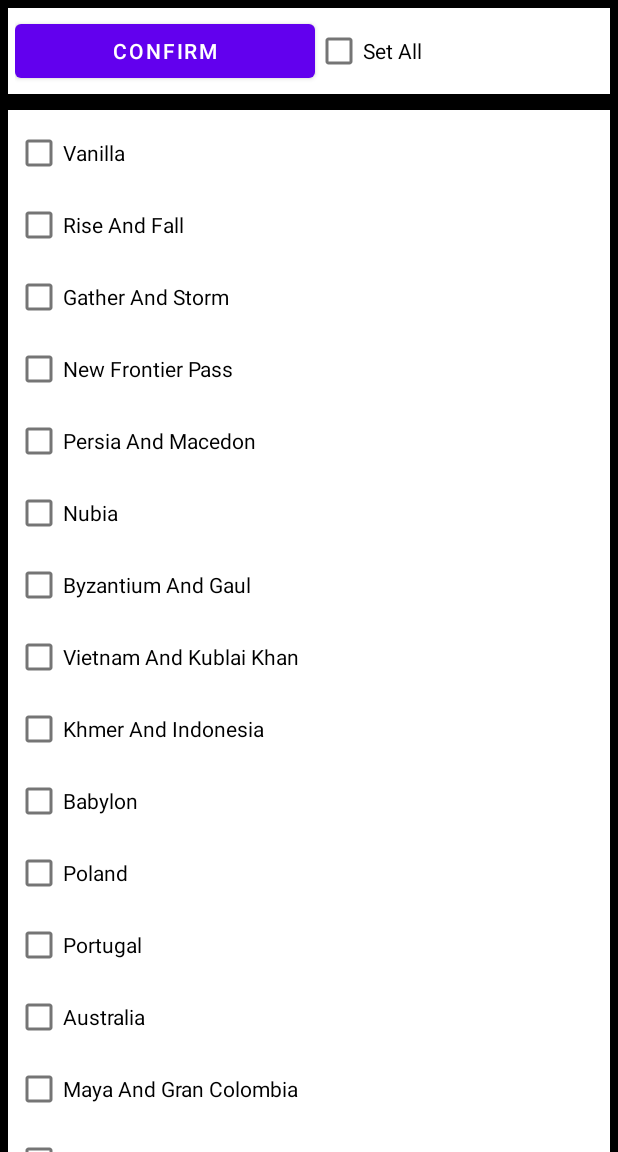
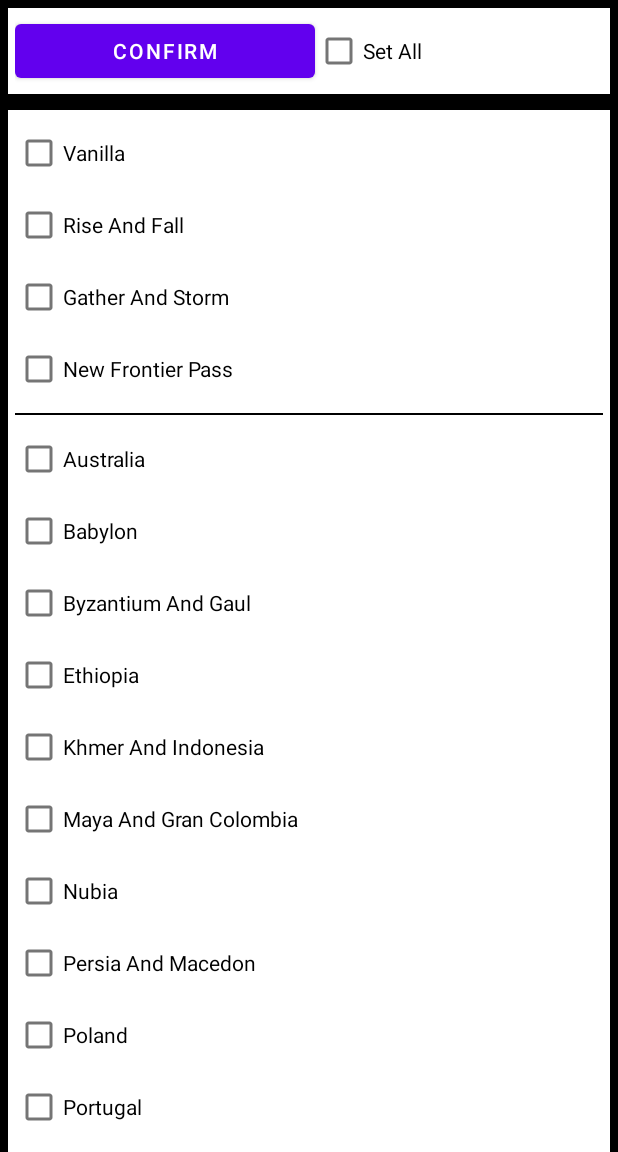
Before and after one commit to LuVogel/random-civ-calculator, an Android app: the screen it shows after launch (DlcActivity), after a tap on "DLC'S", on a phone screen of 412 x 824 dp, the part 84-1236 px from its top. Run offline under Robolectric (Android 15) with nearby library versions, the phone set to English and light mode, and no system bars.

Commit message:
commit for laptop

```diff
--- a/app/src/main/java/com/example/randomcivgenerator/leaderlist/LeaderViewAdapter.java
+++ b/app/src/main/java/com/example/randomcivgenerator/leaderlist/LeaderViewAdapter.java
@@ -14,8 +14,10 @@ import android.widget.TextView;
 import androidx.annotation.NonNull;
 import androidx.annotation.Nullable;
 
+import com.example.randomcivgenerator.IntentPackage;
 import com.example.randomcivgenerator.R;
 import com.example.randomcivgenerator.logic.activities.InfoActivity;
+import com.example.randomcivgenerator.logic.locale.LocaleHelper;
 
 import java.util.ArrayList;
 
@@ -72,7 +74,8 @@ public class LeaderViewAdapter extends ArrayAdapter<LeaderView> {
             @Override
             public void onClick(View v) {
                 Intent intent = new Intent(v.getContext(), InfoActivity.class);
-                intent.putExtra("leader_info", currentLeaderPosition);
+                IntentPackage intentPackage = new IntentPackage(currentLeaderPosition, LocaleHelper.getLanguage(getContext()));
+                intent.putExtra("leader_info", intentPackage);
                 v.getContext().startActivity(intent);
 
             }
--- a/app/src/main/java/com/example/randomcivgenerator/logic/activities/DlcActivity.java
+++ b/app/src/main/java/com/example/randomcivgenerator/logic/activities/DlcActivity.java
@@ -75,6 +75,7 @@ public class DlcActivity extends AppCompatActivity {
             context = LocaleHelper.setLocale(DlcActivity.this, "de");
             resources = context.getResources();
         }
+
         // create a new LeaderHandler (adds leaders to list)
         leaderHandler = MainActivity.getMainLeaderHandler();
         // set Text on Buttons depending on chosen language
--- a/app/src/main/java/com/example/randomcivgenerator/logic/activities/LeaderActivity.java
+++ b/app/src/main/java/com/example/randomcivgenerator/logic/activities/LeaderActivity.java
@@ -64,4 +64,5 @@ public class LeaderActivity extends AppCompatActivity {
 
 
 
+
 }
--- a/app/src/main/res/layout/activity_choose_dlc.xml
+++ b/app/src/main/res/layout/activity_choose_dlc.xml
@@ -1,4 +1,6 @@
 <?xml version="1.0" encoding="utf-8"?>
+
+<!--Layout for choosing dlcs-->
 
 <LinearLayout
     xmlns:android="http://schemas.android.com/apk/res/android"
@@ -6,6 +8,8 @@
     android:layout_width="match_parent"
     android:layout_height="match_parent"
     android:orientation="vertical">
+
+    <!--Linear Layout, contains Button and Checkbox, horizontal-->
 
     <LinearLayout
         android:layout_width="match_parent"
@@ -28,10 +32,13 @@
             tools:text="setAllBox"/>
     </LinearLayout>
 
+    <!--ScrollView contains Checkboxes for dlcs-->
 
     <ScrollView
         android:layout_width="match_parent"
         android:layout_height="wrap_content">
+
+        <!--LinearLayout, so all Checkboxes are in order-->
 
         <LinearLayout
             android:layout_width="match_parent"
@@ -39,7 +46,10 @@
             android:background="@drawable/border"
             android:padding="10dip"
             android:layout_gravity="center_horizontal"
-            android:orientation="vertical">
+            android:orientation="vertical"
+            tools:ignore="ExtraText">
+
+            <!--big dlcs (vanilla, rise and fall, gather and storm, new frontier)-->
 
             <CheckBox
                 android:id="@+id/checkBoxVanilla"
@@ -69,12 +79,61 @@
                 android:text="@string/new_frontier_pass"
                 tools:text="frontierPassBox" />
 
+            <!--specific dlcs -->
+            <View
+                android:layout_width="match_parent"
+                android:layout_height="5dp"/>
+
+            <View
+                android:layout_width="match_parent"
+                android:layout_height="1dp"
+                android:background="@color/black"/>
+            <View
+                android:layout_width="match_parent"
+                android:layout_height="5dp"/>
+
+
             <CheckBox
-                android:id="@+id/checkBoxPersiaAndMacedon"
+                android:id="@+id/checkBoxAustralia"
+                android:layout_width="match_parent"
+                android:layout_height="wrap_content"
+                android:text="@string/australia"
+                tools:text="australiaBox" />
+
+            <CheckBox
+                android:id="@+id/checkBoxBabylon"
                 android:layout_width="wrap_content"
                 android:layout_height="wrap_content"
-                android:text="@string/persia_and_macedon"
-                tools:text="persiaAndMacedonBox" />
+                android:text="@string/babylon"
+                tools:text="babylonBox" />
+
+            <CheckBox
+                android:id="@+id/checkBoxByzantiumAndGaul"
+                android:layout_width="wrap_content"
+                android:layout_height="wrap_content"
+                android:text="@string/byzantium_and_gaul"
+                tools:text="byzantiumAndGaulBox" />
+
+            <CheckBox
+                android:id="@+id/checkBoxEthiopia"
+                android:layout_width="match_parent"
+                android:layout_height="wrap_content"
+                android:text="@string/ethiopia"
+                tools:text="ethiopiaBox" />
+
+            <CheckBox
+                android:id="@+id/checkBoxKhmerAndIndonesia"
+                android:layout_width="wrap_content"
+                android:layout_height="wrap_content"
+                android:text="@string/khmer_and_indonesia"
+                tools:text="khmerAndIndonesiaBox" />
+
+            <CheckBox
+                android:id="@+id/checkBoxMayaAndColumbia"
+                android:layout_width="match_parent"
+                android:layout_height="wrap_content"
+                android:text="@string/maya_and_columbia"
+                tools:text="mayaAndColumbiaBox" />
 
             <CheckBox
                 android:id="@+id/checkBoxNubia"
@@ -84,32 +143,11 @@
                 tools:text="nubiaBox" />
 
             <CheckBox
-                android:id="@+id/checkBoxByzantiumAndGaul"
+                android:id="@+id/checkBoxPersiaAndMacedon"
                 android:layout_width="wrap_content"
                 android:layout_height="wrap_content"
-                android:text="@string/byzantium_and_gaul"
-                tools:text="byzantiumAndGaulBox" />
-
-            <CheckBox
-                android:id="@+id/checkBoxVietnamAndKublai"
-                android:layout_width="wrap_content"
-                android:layout_height="wrap_content"
-                android:text="@string/vietnam_and_kublai"
-                tools:text="vietnamAndKublaiBox" />
-
-            <CheckBox
-                android:id="@+id/checkBoxKhmerAndIndonesia"
-                android:layout_width="wrap_content"
-                android:layout_height="wrap_content"
-                android:text="@string/khmer_and_indonesia"
-                tools:text="khmerAndIndonesiaBox" />
-
-            <CheckBox
-                android:id="@+id/checkBoxBabylon"
-                android:layout_width="wrap_content"
-                android:layout_height="wrap_content"
-                android:text="@string/babylon"
-                tools:text="babylonBox" />
+                android:text="@string/persia_and_macedon"
+                tools:text="persiaAndMacedonBox" />
 
             <CheckBox
                 android:id="@+id/checkBoxPoland"
@@ -126,32 +164,14 @@
                 tools:text="portugalBox" />
 
             <CheckBox
-                android:id="@+id/checkBoxAustralia"
-                android:layout_width="match_parent"
+                android:id="@+id/checkBoxVietnamAndKublai"
+                android:layout_width="wrap_content"
                 android:layout_height="wrap_content"
-                android:text="@string/australia"
-                tools:text="australiaBox" />
-
-            <CheckBox
-                android:id="@+id/checkBoxMayaAndColumbia"
-                android:layout_width="match_parent"
-                android:layout_height="wrap_content"
-                android:text="@string/maya_and_columbia"
-                tools:text="mayaAndColumbiaBox" />
-
-            <CheckBox
-                android:id="@+id/checkBoxEthiopia"
-                android:layout_width="match_parent"
-                android:layout_height="wrap_content"
-                android:text="@string/ethiopia"
-                tools:text="ethiopiaBox" />
-
+                android:text="@string/vietnam_and_kublai"
+                tools:text="vietnamAndKublaiBox" />
 
         </LinearLayout>
 
-
     </ScrollView>
 
-
-
 </LinearLayout>
--- a/app/src/main/res/layout/activity_main.xml
+++ b/app/src/main/res/layout/activity_main.xml
@@ -8,6 +8,7 @@
     android:layout_height="match_parent"
     tools:context=".logic.activities.MainActivity"
     android:orientation="vertical">
+
 
     <ImageButton
         android:id="@+id/clearAll"
--- a/app/src/main/res/layout/custom_leader_view.xml
+++ b/app/src/main/res/layout/custom_leader_view.xml
@@ -5,7 +5,7 @@
     android:layout_width="match_parent"
     android:layout_height="wrap_content"
     android:gravity="center_horizontal"
-    android:onClick="infoBox"
+
     android:orientation="horizontal"
     tools:ignore="UselessParent">
 
@@ -20,6 +20,7 @@
         android:layout_height="84dp"
         android:padding="16dp"
         tools:ignore="ContentDescription" />
+
 
     <ImageButton
         android:id="@+id/info_text_button"
--- a/app/src/main/res/values/strings.xml
+++ b/app/src/main/res/values/strings.xml
@@ -1,8 +1,28 @@
 <resources>
+
+    <!--app and activity name-->
     <string name="app_name">Random Civ6 Generator</string>
+    <string name="leader_activity_name">Choose Leader</string>
+
+
+    <!--buttons-->
     <string name="leaders">Leaders</string>
     <string name="dlc_s">DLC\'s</string>
     <string name="pick_random">Pick Random</string>
+    <string name="set_all">Set All</string>
+    <string name="confirm">Confirm</string>
+    <string name="ok">ok</string>
+
+    <!--language-->
+    <string name="english" translatable="false">ENGLISH</string>
+    <string name="language">Language</string>
+
+
+    <!--error messages-->
+    <string name="no_leader_in_pool">No Leader in pool, choose at least one DLC</string>
+
+
+    <!--dlc names-->
     <string name="vanilla">Vanilla</string>
     <string name="persia_and_macedon">Persia And Macedon</string>
     <string name="nubia">Nubia</string>
@@ -18,12 +38,9 @@
     <string name="new_frontier_pass">New Frontier Pass</string>
     <string name="maya_and_columbia">Maya And Gran Colombia</string>
     <string name="australia">Australia</string>
-    <string name="set_all">Set All</string>
-    <string name="confirm">Confirm</string>
-    <string name="language">Language</string>
-    <string name="english" translatable="false">ENGLISH</string>
 
 
+    <!--Leader names-->
     <string name="cath_de_med_bq">Catherine De Medici (Black Queen)</string>
     <string name="cath_de_med_mag">Catherine De Medici (Magnificence)</string>
     <string name="cleopatra">Cleopatra</string>
@@ -84,12 +101,12 @@
     <string name="wilfrid_laurier">Wilfrid Laurier</string>
 
 
-    <string name="leader_activity_name">Choose Leader</string>
-    <string name="no_leader_in_pool">No Leader in pool, choose at least one DLC</string>
+    <!-- Leader Information-->
     <string name="leader_bonus">Leader Bonus</string>
     <string name="leader_abilities">Leader Abilities</string>
     <string name="unique_unit">Unique Unit</string>
     <string name="unique_building">Unique Building</string>
+    <string name="no_second_build_unit">Leader has no second unique unit or unique building</string>
 
 
     <string name="alexander_bonus">Cities do not incur war weariness.
@@ -1021,7 +1038,7 @@
         Polder improvement. Additional Production, Gold, and Food as you advance through the Civics
         and Technology Tree. Must be placed on a Coast or Lake tile adjacent to 3 or more passable
         land tiles. Increases Movement Cost of tile to 3. </string>
-    <string name="ok">ok</string>
+
 
 
 </resources>
```
Also changed, not shown: app/src/main/java/com/example/randomcivgenerator/IntentPackage.java (added, +24 -0 lines), app/src/main/java/com/example/randomcivgenerator/logic/activities/InfoActivity.java (+19 -2 lines), app/src/main/java/com/example/randomcivgenerator/logic/activities/MainActivity.java (+10 -1 lines), 1 other file.
